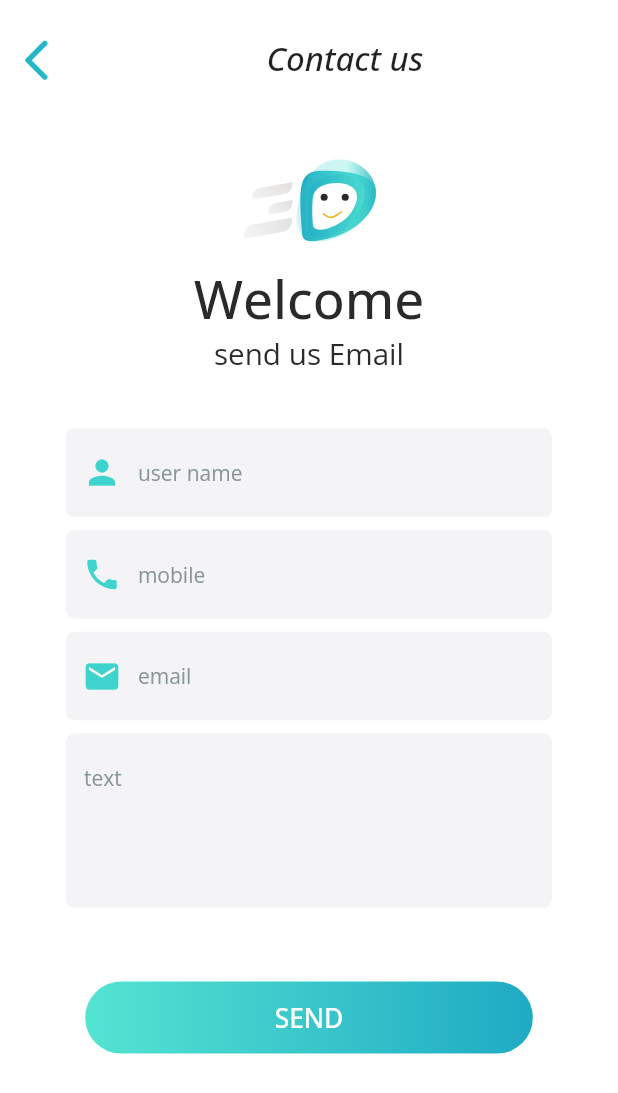
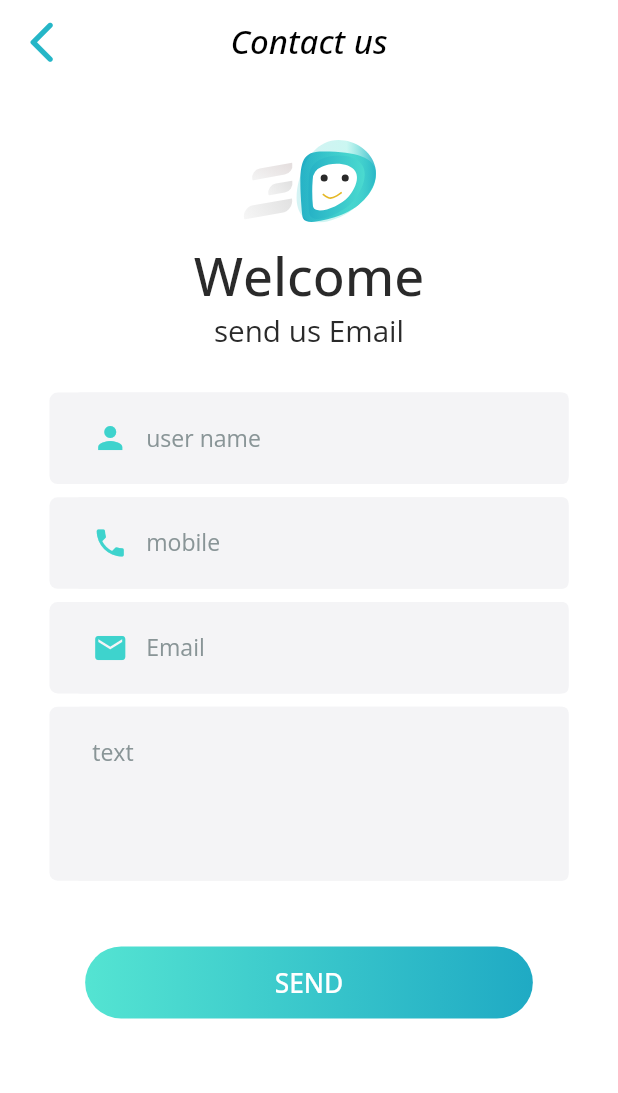
Before and after one commit to fahjan/gtc_customer, a Flutter app: the screen it shows after launch, on a phone screen of 412 x 824 dp. Shown: the top 1093 px of the screen. Run offline on Flutter 3.47's test engine with Material 2 defaults, Android fonts, the phone set to English and light mode, and no system bars; our stand-ins replace dio, flutter_screenutil, flutter_svg, get, google_fonts, pretty_dio_logger and 1 more.

Commit message:
complete the design

```diff
--- /dev/null
+++ b/lib/bindings/contactUS_binding.dart
@@ -0,0 +1,9 @@
+import 'package:get/get.dart';
+import 'package:gtc_customer/ui/controllers/contactUs_controller.dart';
+
+class ContactUsBinding extends Bindings {
+  @override
+  void dependencies() {
+    Get.lazyPut(() => ContactUsController());
+  }
+}
--- a/lib/core/constants/sizes_app.dart
+++ b/lib/core/constants/sizes_app.dart
@@ -13,8 +13,6 @@ class SizesApp {
   static final double h12 = 12.r;
   static final double h11 = 11.r;
   static final double h34 = 34.r;
-  static final double h39 = 39.r;
-  static final double h33 = 33.r;
   static final double h8 = 8.r;
   static final double h25 = 25.r;
   static final double h51 = 51.h;
@@ -34,12 +32,12 @@ class SizesApp {
   static final double w15 = 15.r;
   static final double w279 = 279.r;
   static final double w53 = 53.42.r;
-  static final double w40 = 40.r;
   static final double w115 = 115.r;
   static final double w49 = 49.r;
   static final double w24 = 24.w;
   static final double w23 = 23.w;
   static final double w72 = 72.w;
+  static final double w30 = 30.w;
 
   static final double r12 = 10.r;
   static final double r38 = 38.r;
@@ -49,7 +47,7 @@ class SizesApp {
   static final double r15 = 15.r;
   static final double r10 = 10.r;
   static final double r64 = 64.r;
-  static final double r24 = 24.r;
+  static final double r25 = 25.r;
   static final double r40 = 40.r;
   static final double r23 = 23.r;
   static final double r54 = 54.r;
--- a/lib/core/constants/styles_app.dart
+++ b/lib/core/constants/styles_app.dart
@@ -14,4 +14,9 @@ class StylesApp {
     fontSize: SizesApp.sp14,
     color: ColorsApp.textColor,
   );
+  static final bodyButton = GoogleFonts.openSans(
+    fontSize: SizesApp.sp16,
+    color: ColorsApp.white,
+    fontWeight: FontWeight.w500,
+  );
 }
--- a/lib/core/localizations/ar.dart
+++ b/lib/core/localizations/ar.dart
@@ -19,4 +19,12 @@ Map<String, String> arEg = {
   'notifications': 'الاشعارات',
   'contact_us': 'تواصل معنا',
   'logout': 'تسجيل خروج',
+  'contact-us': 'اتصل بنا',
+  'welcome': 'مرحبا بك',
+  'send_us_email': 'أرسل لنا بريدًا إلكترونيًا',
+  'user_name': 'اسم المستخدم',
+  'mobile': 'الهاتف المحمول',
+  '_email': 'البريد الإلكتروني',
+  '_text': 'نص',
+  'send': 'إرسال',
 };
--- a/lib/core/localizations/en.dart
+++ b/lib/core/localizations/en.dart
@@ -19,4 +19,12 @@ Map<String, String> enUs = {
   'notifications': 'Notifications',
   'contact_us': 'contact us',
   'logout': 'Logout',
+  'contact-us': 'Contact us',
+  'welcome': 'Welcome',
+  'send_us_email': 'send us Email',
+  'user_name': 'user name',
+  'mobile': 'mobile',
+  '_email': 'Email',
+  '_text': 'text',
+  'send': 'SEND',
 };
--- /dev/null
+++ b/lib/ui/controllers/contactUs_controller.dart
@@ -0,0 +1,3 @@
+import 'package:get/get.dart';
+
+class ContactUsController extends GetxController {}
--- a/lib/ui/pages/contactUs_page.dart
+++ b/lib/ui/pages/contactUs_page.dart
@@ -1,9 +1,14 @@
 import 'package:flutter/material.dart';
+import 'package:flutter_screenutil/flutter_screenutil.dart';
 import 'package:flutter_svg/flutter_svg.dart';
+import 'package:get/get_utils/get_utils.dart';
 import 'package:google_fonts/google_fonts.dart';
 import 'package:gtc_customer/core/constants/colors_app.dart';
 import 'package:gtc_customer/core/constants/images_app.dart';
 import 'package:gtc_customer/core/constants/sizes_app.dart';
+import 'package:gtc_customer/core/constants/styles_app.dart';
+import 'package:gtc_customer/ui/widgets/appBar_widget.dart';
+import 'package:gtc_customer/ui/widgets/textformfild_widget.dart';
 
 class ContactUsPage extends StatelessWidget {
   const ContactUsPage({Key? key}) : super(key: key);
@@ -15,39 +20,16 @@ class ContactUsPage extends StatelessWidget {
         color: ColorsApp.white,
         child: Column(
           children: [
-            Container(
-              padding: EdgeInsets.only(top: SizesApp.h14),
-              child: Row(
-                children: [
-                  IconButton(
-                    onPressed: () {},
-                    icon: Icon(
-                      Icons.arrow_back_ios_new_rounded,
-                      color: ColorsApp.primary,
-                      size: SizesApp.r30,
-                    ),
-                  ),
-                  SizedBox(width: SizesApp.w118),
-                  Text(
-                    'Contact us',
-                    style: GoogleFonts.openSans(
-                      fontSize: SizesApp.sp20,
-                      fontWeight: FontWeight.w500,
-                      fontStyle: FontStyle.italic,
-                    ),
-                  ),
-                ],
-              ),
-            ),
-            SizedBox(height: SizesApp.h39),
+            AppBarWidget(title: 'contact-us'.tr),
+            SizedBox(height: SizesApp.h34),
             SvgPicture.asset(
               ImagesApp.logo1Path,
               height: SizesApp.h50,
               width: SizesApp.w82,
             ),
-            SizedBox(height: SizesApp.h12),
+            SizedBox(height: SizesApp.h10),
             Text(
-              'Welcome',
+              'welcome'.tr,
               style: GoogleFonts.openSans(
                 fontSize: SizesApp.sp32,
                 fontWeight: FontWeight.w500,
@@ -55,101 +37,53 @@ class ContactUsPage extends StatelessWidget {
               ),
             ),
             Text(
-              'send us Email',
+              'send_us_email'.tr,
               style: GoogleFonts.openSans(
                 fontSize: SizesApp.sp18,
                 color: ColorsApp.welcomeColor,
               ),
             ),
-            SizedBox(height: SizesApp.h33),
+            SizedBox(height: SizesApp.h25),
             Padding(
-              padding: EdgeInsets.symmetric(horizontal: SizesApp.w40),
+              padding: EdgeInsets.symmetric(horizontal: SizesApp.w30),
               child: Column(
                 children: [
-                  TextFormField(
-                    decoration: InputDecoration(
-                      hintText: 'user name',
-                      hintStyle: GoogleFonts.openSans(
-                        fontSize: 14,
-                        color: ColorsApp.textFalidColor,
-                      ),
-                      prefixIcon: Icon(
-                        Icons.person,
-                        color: ColorsApp.iconTextFalidColor,
-                        size: 26,
-                      ),
-                      fillColor: ColorsApp.falidColor,
-                      filled: true,
-                      border: OutlineInputBorder(
-                        borderRadius:
-                            BorderRadius.all(Radius.circular(SizesApp.r5)),
-                        borderSide: BorderSide.none,
+                  TextFormFiledWidget(
+                    hinttext: 'user_name'.tr,
+                    icon: Icons.person,
+                  ),
+                  SizedBox(height: SizesApp.h8),
+                  TextFormFiledWidget(
+                    hinttext: 'mobile'.tr,
+                    icon: Icons.phone,
+                  ),
+                  SizedBox(height: SizesApp.h8),
+                  TextFormFiledWidget(
+                    hinttext: '_email'.tr,
+                    icon: Icons.email,
+                  ),
+                  SizedBox(height: SizesApp.h8),
+                  Container(
+                    padding: EdgeInsets.only(left: SizesApp.w15),
+                    decoration: BoxDecoration(
+                      borderRadius: BorderRadius.circular(SizesApp.r5),
+                      color: ColorsApp.falidColor,
+                    ),
+                    child: TextFormField(
+                      maxLines: 4,
+                      decoration: InputDecoration(
+                        hintText: '_text'.tr,
+                        hintStyle: StylesApp.body
+                            .copyWith(color: ColorsApp.textFalidColor),
+                        fillColor: ColorsApp.falidColor,
+                        filled: true,
+                        border: const OutlineInputBorder(
+                          borderSide: BorderSide.none,
+                        ),
                       ),
                     ),
                   ),
-                  SizedBox(height: SizesApp.h8),
-                  TextFormField(
-                    decoration: InputDecoration(
-                      hintText: 'mobile',
-                      hintStyle: GoogleFonts.openSans(
-                        fontSize: 14,
-                        color: ColorsApp.textFalidColor,
-                      ),
-                      prefixIcon: Icon(
-                        Icons.phone,
-                        color: ColorsApp.iconTextFalidColor,
-                        size: 26,
-                      ),
-                      fillColor: ColorsApp.falidColor,
-                      filled: true,
-                      border: OutlineInputBorder(
-                        borderRadius:
-                            BorderRadius.all(Radius.circular(SizesApp.r5)),
-                        borderSide: BorderSide.none,
-                      ),
-                    ),
-                  ),
-                  SizedBox(height: SizesApp.h8),
-                  TextFormField(
-                    decoration: InputDecoration(
-                      hintText: 'email',
-                      hintStyle: GoogleFonts.openSans(
-                        fontSize: 14,
-                        color: ColorsApp.textFalidColor,
-                      ),
-                      prefixIcon: Icon(
-                        Icons.email,
-                        color: ColorsApp.iconTextFalidColor,
-                        size: 26,
-                      ),
-                      fillColor: ColorsApp.falidColor,
-                      filled: true,
-                      border: OutlineInputBorder(
-                        borderRadius:
-                            BorderRadius.all(Radius.circular(SizesApp.r5)),
-                        borderSide: BorderSide.none,
-                      ),
-                    ),
-                  ),
-                  SizedBox(height: SizesApp.h8),
-                  TextFormField(
-                    maxLines: 4,
-                    decoration: InputDecoration(
-                      hintText: 'text',
-                      hintStyle: GoogleFonts.openSans(
-                        fontSize: 14,
-                        color: ColorsApp.textFalidColor,
-                      ),
-                      fillColor: ColorsApp.falidColor,
-                      filled: true,
-                      border: OutlineInputBorder(
-                        borderRadius:
-                            BorderRadius.all(Radius.circular(SizesApp.r5)),
-                        borderSide: BorderSide.none,
-                      ),
-                    ),
-                  ),
-                  SizedBox(height: SizesApp.h45),
+                  SizedBox(height: SizesApp.h40),
                   Container(
                     decoration: BoxDecoration(
                       gradient: LinearGradient(
@@ -164,15 +98,13 @@ class ContactUsPage extends StatelessWidget {
                     ),
                     child: MaterialButton(
                       padding: EdgeInsets.symmetric(
-                          horizontal: SizesApp.w115, vertical: SizesApp.h10),
+                        horizontal: SizesApp.w115,
+                        vertical: SizesApp.h10,
+                      ),
                       onPressed: () {},
                       child: Text(
                         'SEND',
-                        style: GoogleFonts.openSans(
-                          fontSize: SizesApp.sp16,
-                          fontWeight: FontWeight.w500,
-                          color: ColorsApp.white,
-                        ),
+                        style: StylesApp.bodyButton,
                       ),
                     ),
                   ),
--- a/lib/ui/pages/drawer/presentation/pages/drawer.dart
+++ b/lib/ui/pages/drawer/presentation/pages/drawer.dart
@@ -25,7 +25,7 @@ class MyDrawer extends GetView<DrawerController> {
             icon: Icon(
               Icons.arrow_back_ios,
               color: ColorsApp.primary,
-              size: SizesApp.r24,
+              size: SizesApp.r25,
             ),
             alignment: Alignment.centerLeft,
           ),
--- /dev/null
+++ b/lib/ui/widgets/textformfild_widget.dart
@@ -0,0 +1,44 @@
+import 'package:flutter/material.dart';
+import 'package:get/get_utils/get_utils.dart';
+import 'package:gtc_customer/core/constants/colors_app.dart';
+import 'package:gtc_customer/core/constants/sizes_app.dart';
+import 'package:gtc_customer/core/constants/styles_app.dart';
+
+class TextFormFiledWidget extends StatelessWidget {
+  const TextFormFiledWidget({
+    Key? key,
+    required this.hinttext,
+    // required this.line,
+    required this.icon,
+  }) : super(key: key);
+  final String hinttext;
+  //final int line;
+  final IconData icon;
+
+  @override
+  Widget build(BuildContext context) {
+    return Container(
+      padding: EdgeInsets.only(left: SizesApp.w15),
+      decoration: BoxDecoration(
+        borderRadius: BorderRadius.circular(SizesApp.r5),
+        color: ColorsApp.falidColor,
+      ),
+      child: TextFormField(
+        //maxLines: line,
+        decoration: InputDecoration(
+          hintText: hinttext.tr,
+          hintStyle: StylesApp.body.copyWith(color: ColorsApp.textFalidColor),
+          prefixIcon: Icon(
+            icon,
+            color: ColorsApp.iconTextFalidColor,
+          ),
+          fillColor: ColorsApp.falidColor,
+          filled: true,
+          border: const OutlineInputBorder(
+            borderSide: BorderSide.none,
+          ),
+        ),
+      ),
+    );
+  }
+}
```
